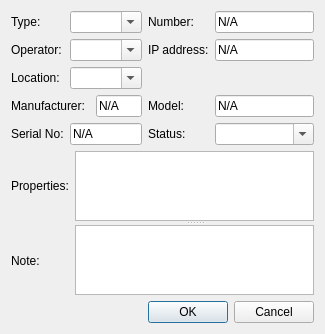
firemariovn/qt-inventory, file items.ui: the form before one commit.
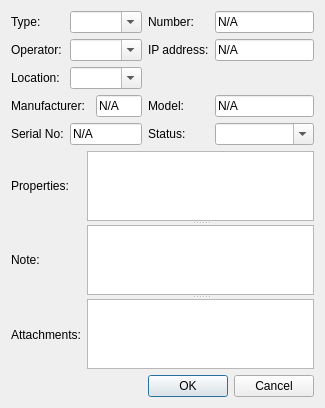
The form after the commit. Custom widgets are drawn as their Qt base class.

Diff of the .ui file:
```diff
--- a/items.ui
+++ b/items.ui
@@ -6,8 +6,8 @@
    <rect>
     <x>0</x>
     <y>0</y>
-    <width>305</width>
-    <height>326</height>
+    <width>309</width>
+    <height>404</height>
    </rect>
   </property>
   <property name="windowTitle">
@@ -162,6 +162,19 @@
          </property>
         </widget>
        </item>
+       <item>
+        <widget class="QLabel" name="label_12">
+         <property name="sizePolicy">
+          <sizepolicy hsizetype="Maximum" vsizetype="Preferred">
+           <horstretch>0</horstretch>
+           <verstretch>0</verstretch>
+          </sizepolicy>
+         </property>
+         <property name="text">
+          <string>Attachments:</string>
+         </property>
+        </widget>
+       </item>
       </layout>
      </item>
      <item>
@@ -178,6 +191,23 @@
         </property>
        </widget>
        <widget class="QTextEdit" name="note_textEdit"/>
+       <widget class="AttachmentsView" name="attachments_listView">
+        <property name="acceptDrops">
+         <bool>false</bool>
+        </property>
+        <property name="dragEnabled">
+         <bool>false</bool>
+        </property>
+        <property name="dragDropOverwriteMode">
+         <bool>false</bool>
+        </property>
+        <property name="dragDropMode">
+         <enum>QAbstractItemView::DropOnly</enum>
+        </property>
+        <property name="defaultDropAction">
+         <enum>Qt::IgnoreAction</enum>
+        </property>
+       </widget>
       </widget>
      </item>
     </layout>
@@ -219,6 +249,11 @@
    <extends>QLineEdit</extends>
    <header>inventorylineedit.h</header>
   </customwidget>
+  <customwidget>
+   <class>AttachmentsView</class>
+   <extends>QListView</extends>
+   <header location="global">attachmentsview.h</header>
+  </customwidget>
  </customwidgets>
  <resources/>
  <connections>
```
Left out of the diff: 3 changed lines with no effect on the pictures.
